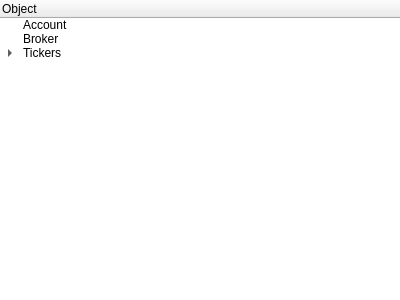
This is branches/0.2/profit/widgets/ui_sessiontree.ui in radupaul/profitpy as Qt 5 draws it before an edit. The edited form follows.
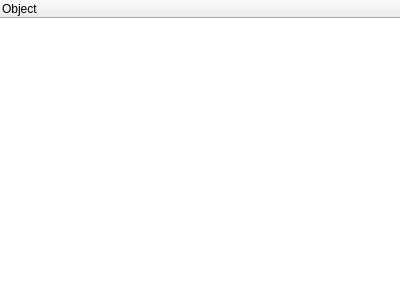
This is the edited form.

Commit message: Changed 'broker' to 'connection' in filenames and code where appropriate.

```diff
--- a/branches/0.2/profit/widgets/ui_sessiontree.ui
+++ b/branches/0.2/profit/widgets/ui_sessiontree.ui
@@ -38,31 +38,6 @@
        <string>Object</string>
       </property>
      </column>
-     <item>
-      <property name="text" >
-       <string>Account</string>
-      </property>
-     </item>
-     <item>
-      <property name="text" >
-       <string>Broker</string>
-      </property>
-     </item>
-     <item>
-      <property name="text" >
-       <string>Tickers</string>
-      </property>
-      <item>
-       <property name="text" >
-        <string>One</string>
-       </property>
-       <item>
-        <property name="text" >
-         <string>Other</string>
-        </property>
-       </item>
-      </item>
-     </item>
     </widget>
    </item>
   </layout>
```
The commit also changes 4 other files.
